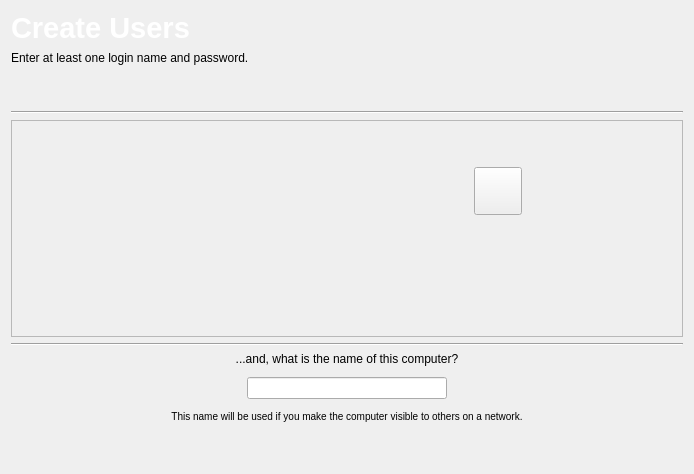
This is ui/pages/usercreation.ui in abveritas/Tribe as Qt 5 draws it before an edit. The edited form follows.
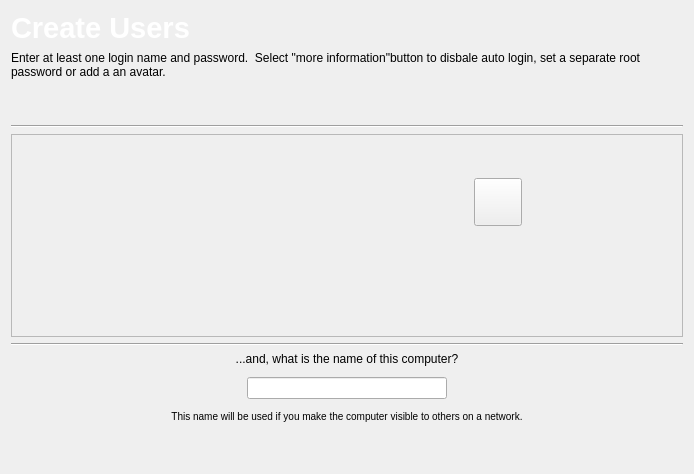
This is the edited form.

```diff
--- a/ui/pages/usercreation.ui
+++ b/ui/pages/usercreation.ui
@@ -39,7 +39,7 @@
    <item>
     <widget class="QLabel" name="label_2">
      <property name="text">
-      <string>Enter at least one login name and password.</string>
+      <string>Enter at least one login name and password.  Select &quot;more information&quot;button to disbale auto login, set a separate root password or add a an avatar.</string>
      </property>
      <property name="scaledContents">
       <bool>true</bool>
```
